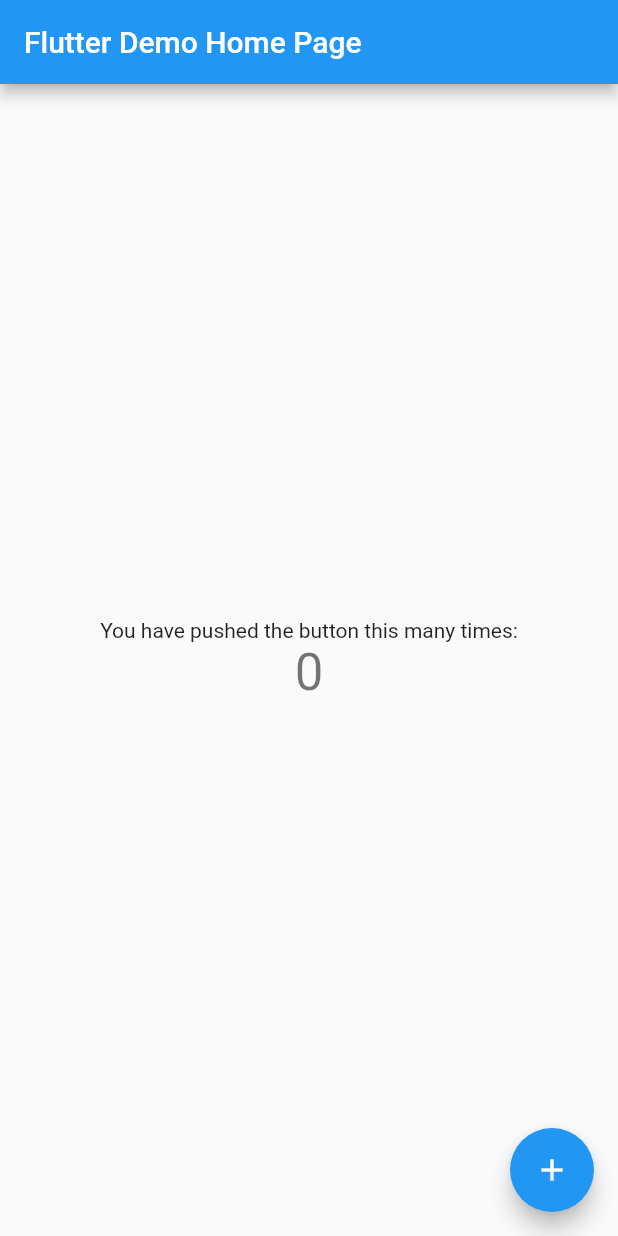
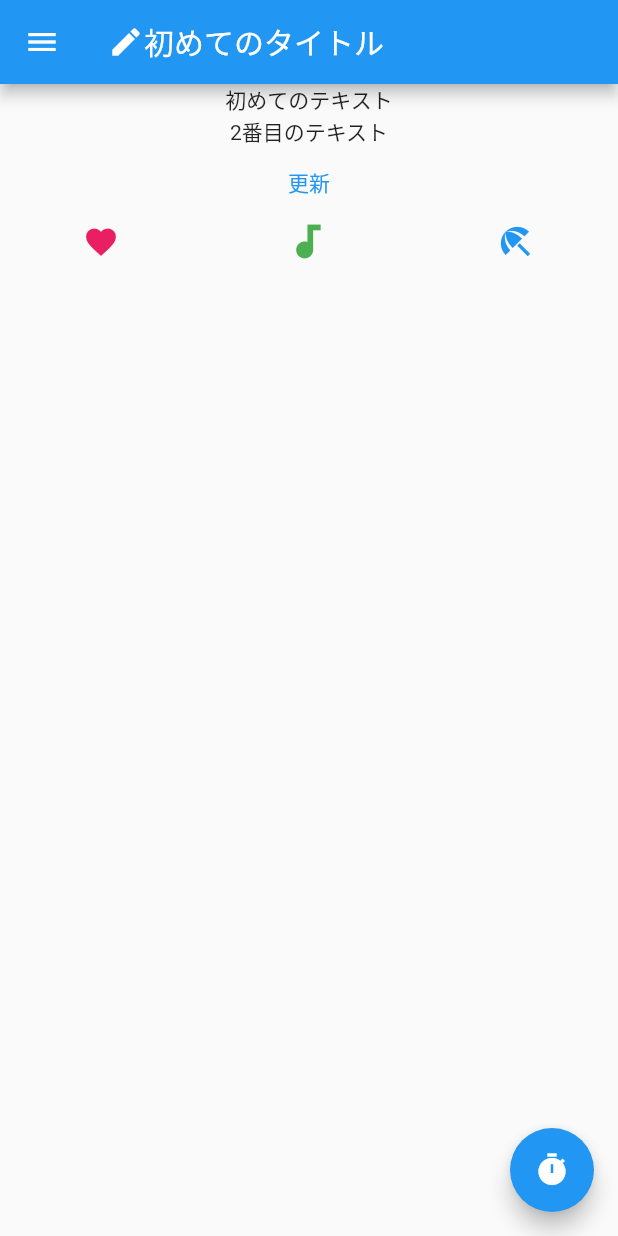
Before and after one commit to zEttOn86/test-flutter, a Flutter app: the screen it shows after launch, on a phone screen of 412 x 824 dp. Run offline on Flutter 3.47's test engine with Material 2 defaults, Android fonts, the phone set to English and light mode, and no system bars.

Commit message:
chapter1

```diff
--- a/lib/main.dart
+++ b/lib/main.dart
@@ -80,43 +80,44 @@
       appBar: AppBar(
         // Here we take the value from the MyHomePage object that was created by
         // the App.build method, and use it to set our appbar title.
-        title: Text(widget.title),
+        title: Row(children: [
+          Icon(Icons.create),
+          Text("初めてのタイトル"),
+        ]),
       ),
-      body: Center(
-        // Center is a layout widget. It takes a single child and positions it
-        // in the middle of the parent.
-        child: Column(
-          // Column is also a layout widget. It takes a list of children and
-          // arranges them vertically. By default, it sizes itself to fit its
-          // children horizontally, and tries to be as tall as its parent.
-          //
-          // Invoke "debug painting" (press "p" in the console, choose the
-          // "Toggle Debug Paint" action from the Flutter Inspector in Android
-          // Studio, or the "Toggle Debug Paint" command in Visual Studio Code)
-          // to see the wireframe for each widget.
-          //
-          // Column has various properties to control how it sizes itself and
-          // how it positions its children. Here we use mainAxisAlignment to
-          // center the children vertically; the main axis here is the vertical
-          // axis because Columns are vertical (the cross axis would be
-          // horizontal).
-          mainAxisAlignment: MainAxisAlignment.center,
-          children: <Widget>[
-            const Text(
-              'You have pushed the button this many times:',
-            ),
-            Text(
-              '$_counter',
-              style: Theme.of(context).textTheme.headline4,
-            ),
-          ],
+        drawer: Drawer(child: Center(child: Text("Drawer"))),
+      body: Column(children: [
+        Text("初めてのテキスト"),
+        Text("2番目のテキスト"),
+          TextButton(
+            onPressed: () => {print("ボタンがおされたよ")},
+            child: Text("更新"),
+          ),
+          Row(
+                mainAxisAlignment: MainAxisAlignment.spaceAround,
+                children:[
+                  Icon(
+                    Icons.favorite,
+                    color: Colors.pink,
+                    size: 24.0,
+                  ),
+                  Icon(
+                    Icons.audiotrack,
+                    color: Colors.green,
+                    size: 30.0,
+                  ),
+                  Icon(
+                    Icons.beach_access,
+                    color: Colors.blue,
+                    size: 26.0,
+                  ),
+                ],
+              ),
+        ]),
+        floatingActionButton: FloatingActionButton(
+          onPressed: () => {print("おしたね?")},
+          child: Icon(Icons.timer),
         ),
-      ),
-      floatingActionButton: FloatingActionButton(
-        onPressed: _incrementCounter,
-        tooltip: 'Increment',
-        child: const Icon(Icons.add),
-      ), // This trailing comma makes auto-formatting nicer for build methods.
-    );
+      );
   }
 }
```
